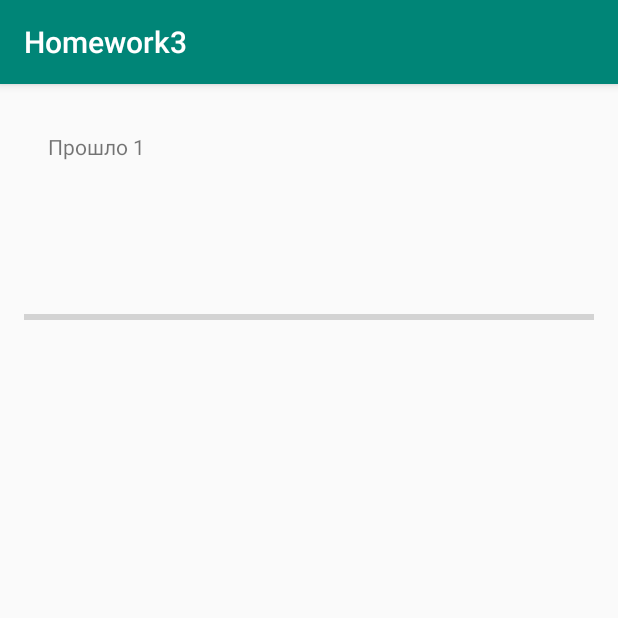
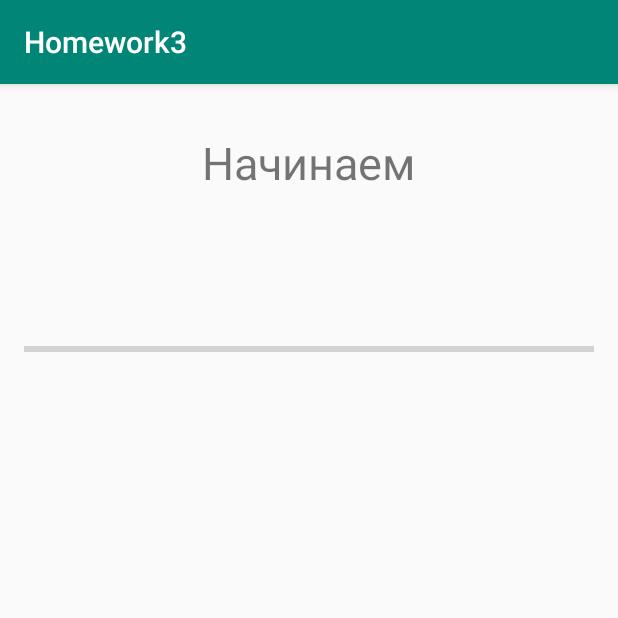
Before and after one commit to Yurok86RUS/20191207, an Android app: the screen it shows after launch (MainActivity), after a tap on "GO", on a phone screen of 412 x 824 dp, the top half of it. Run offline under Robolectric (Android 15) with nearby library versions, the phone set to English and light mode, and no system bars.

Commit message:
fixed task

```diff
--- a/app/src/main/java/com/yur0k/homework3/MainActivity.java
+++ b/app/src/main/java/com/yur0k/homework3/MainActivity.java
@@ -25,6 +25,9 @@ public class MainActivity extends AppCompatActivity {
 
         textCount = findViewById(R.id.textCount);
         buttonGo = findViewById(R.id.buttonGo);
+        progressBar = findViewById(R.id.progressBar);
+
+        progressBar.setVisibility(View.INVISIBLE);
 
         buttonGo.setOnClickListener(new View.OnClickListener() {
             @Override
@@ -43,13 +46,14 @@ public class MainActivity extends AppCompatActivity {
             super.onPreExecute();
             textCount.setText("Начинаем");
             buttonGo.setVisibility(View.INVISIBLE);
+            progressBar.setVisibility(View.VISIBLE);
         }
 
         @Override
         protected void onProgressUpdate(Integer... values) {
             super.onProgressUpdate(values);
-            textCount.setText("Прошло " + values[0]);
-       //     progressBar.setProgress(values[0]);
+            textCount.setText("Прошло " + values[0] + " сек.");
+            progressBar.setProgress(values[0]);
         }
 
         @Override
@@ -57,7 +61,7 @@ public class MainActivity extends AppCompatActivity {
 
             try {
                 int counter = 0;
-                for (int i = 0; i <15 ; i++) {
+                for (int i = 0; i <10 ; i++) {
                     getCount(counter);
                     publishProgress(counter++);
                 }
@@ -74,7 +78,8 @@ public class MainActivity extends AppCompatActivity {
             super.onPostExecute(aVoid);
             textCount.setText("Закончили");
             buttonGo.setVisibility(View.VISIBLE);
-         //   progressBar.setProgress(0);
+            progressBar.setProgress(0);
+            progressBar.setVisibility(View.INVISIBLE);
         }
 
         public void getCount(int count) throws InterruptedException {
--- a/app/src/main/res/layout/activity_main.xml
+++ b/app/src/main/res/layout/activity_main.xml
@@ -12,12 +12,14 @@
 
     <TextView
         android:id="@+id/textCount"
-        android:layout_width="match_parent"
+        android:layout_width="wrap_content"
         android:layout_height="wrap_content"
         android:layout_marginTop="16dp"
         android:layout_marginLeft="16dp"
         android:layout_marginRight="16dp"
-        android:layout_marginBottom="16dp"/>
+        android:layout_marginBottom="16dp"
+        android:textSize="30sp"
+        android:layout_gravity="center_horizontal"/>
     <Button
         android:id="@+id/buttonGo"
         android:layout_width="match_parent"
@@ -32,7 +34,7 @@
         android:layout_width="match_parent"
         android:layout_height="wrap_content"
         style="@style/Widget.AppCompat.ProgressBar.Horizontal"
-        android:max="100"
+        android:max="10"
         android:progress="0"/>
 
 </LinearLayout>
```
